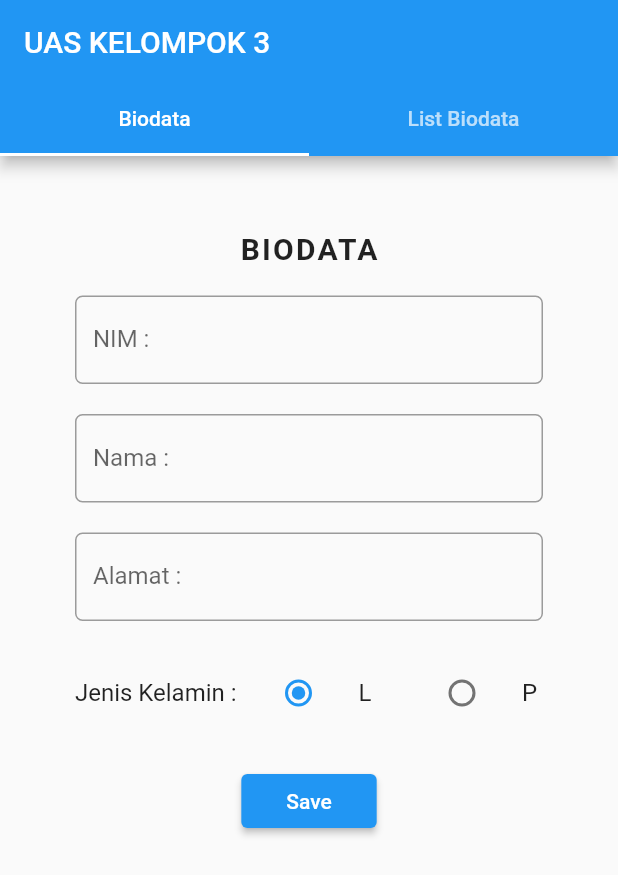
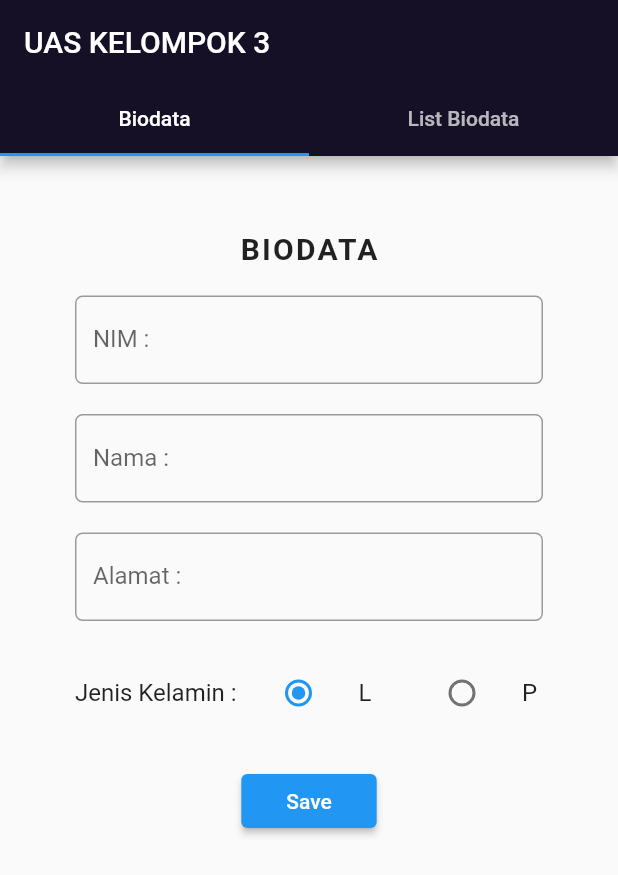
Before and after one commit to Krismawatii/UASSSSSSS_MOBELLLL, a Flutter app: the screen it shows after launch, after a tap on "Start", on a phone screen of 412 x 824 dp. Shown: the top 875 px of the screen. Run offline on Flutter 3.47's test engine with Material 2 defaults, Android fonts, the phone set to English and light mode, and no system bars; our stand-ins replace fluttertoast, sqflite; accounts and stored records are empty.

Commit message:
change appbar background color

```diff
--- a/lib/pages/home_page.dart
+++ b/lib/pages/home_page.dart
@@ -16,6 +16,7 @@ class HomePage extends StatelessWidget {
     return MaterialApp(
       home: Scaffold(
         appBar: AppBar(
+          backgroundColor: Color(0xFF151026),
           title: Text("KELOMPOK 3"),
         ),
         body: Center(
--- a/lib/pages/tab_page.dart
+++ b/lib/pages/tab_page.dart
@@ -4,6 +4,7 @@ import 'package:uas_kelompok3/pages/list_data.dart';
 
 class TabPage extends StatelessWidget {
   // const TabPage({super.key});
+  // const primaryColor = Color
 
   @override
   Widget build(BuildContext context) {
@@ -13,6 +14,7 @@ class TabPage extends StatelessWidget {
         length: 2,
         child: Scaffold(
           appBar: AppBar(
+            backgroundColor: Color(0xFF151026),
             title: const Text("UAS KELOMPOK 3"),
             bottom: const TabBar(
               tabs: <Widget>[
```
